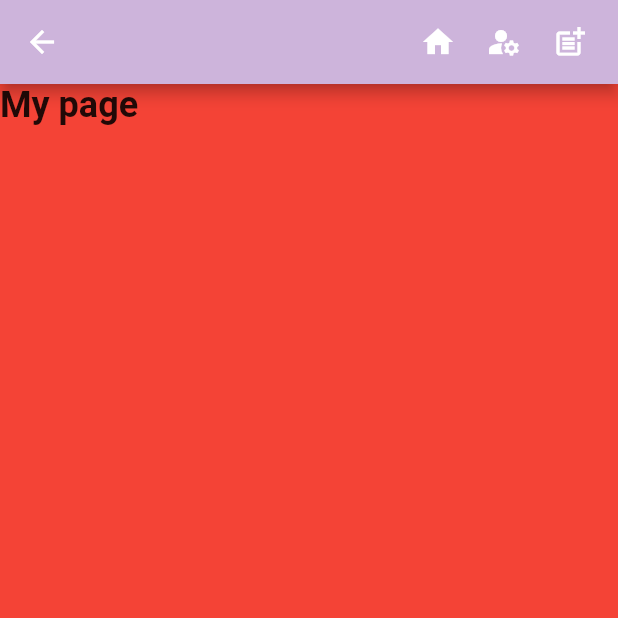
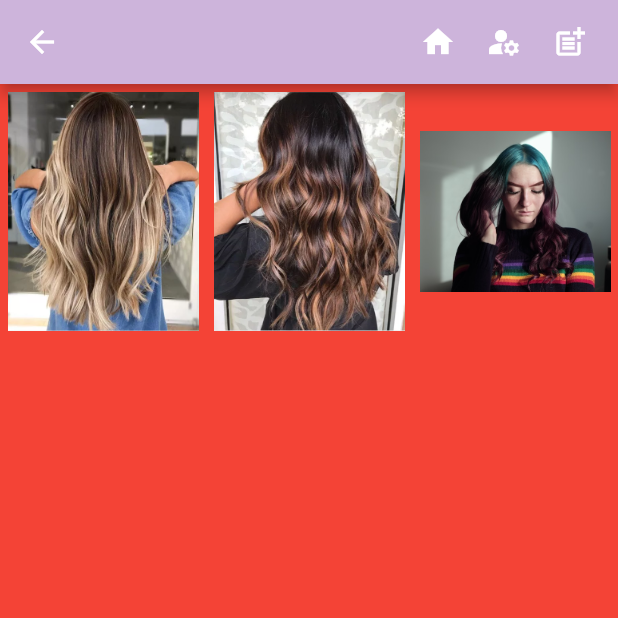
Before and after one commit to yukilaurentiu/salongram, a Flutter app: the Screen2 screen opened by its route, on a phone screen of 412 x 824 dp, the top half of it. Run offline on Flutter 3.47's test engine with Material 2 defaults, Android fonts, the light colour scheme and no system bars.

Commit message:
showing pictures in one row

```diff
--- a/lib/screen2.dart
+++ b/lib/screen2.dart
@@ -1,5 +1,4 @@
 import 'package:flutter/material.dart';
-
 import 'navBar.dart';
 
 class Screen2 extends StatefulWidget {
@@ -10,19 +9,45 @@ class Screen2 extends StatefulWidget {
 }
 
 class _Screen2State extends State<Screen2> {
+  List images = [];
   @override
   Widget build(BuildContext context) {
     return Scaffold(
-      appBar: navBar(context),
-      backgroundColor: Colors.red,
-      body: Row(
-        children: [
-          const Text('My page', style: TextStyle(
-            fontWeight: FontWeight.bold, fontSize: 24.0,
-          ),),
-
-        ],
-      )
-    );
+        appBar: navBar(context),
+        backgroundColor: Colors.red,
+        body: Row(
+          children: <Widget>[
+            Expanded(
+              child: Padding(
+                padding: EdgeInsets.all(5.0),
+                child: Image(
+                  image: AssetImage(
+                    'images/hair1.jpg',
+                  ),
+                ),
+              ),
+            ),
+            Expanded(
+              child: Padding(
+                padding: EdgeInsets.all(5.0),
+                child: Image(
+                  image: AssetImage(
+                    'images/hair2.jpg',
+                  ),
+                ),
+              ),
+            ),
+            Expanded(
+              child: Padding(
+                padding: EdgeInsets.all(5.0),
+                child: Image(
+                  image: AssetImage(
+                    'images/hair3.jpg',
+                  ),
+                ),
+              ),
+            )
+          ],
+        ));
   }
 }
```
Also changed, not shown: images/hair1.jpg (renamed from lib/images/hair1.jpg), images/hair2.jpg (renamed from lib/images/hair2.jpg), images/hair3.jpg (renamed from lib/images/hair3.jpg), 1 other file.
